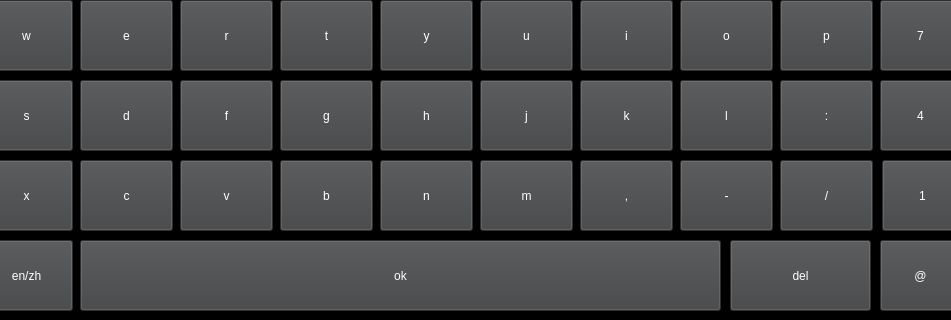
aron566/google_pinyinim, file keyboard.ui: the form before one commit; both pictures show x 130 to 1081 and y 400 to 720 of the 1280 by 720 pixel window.
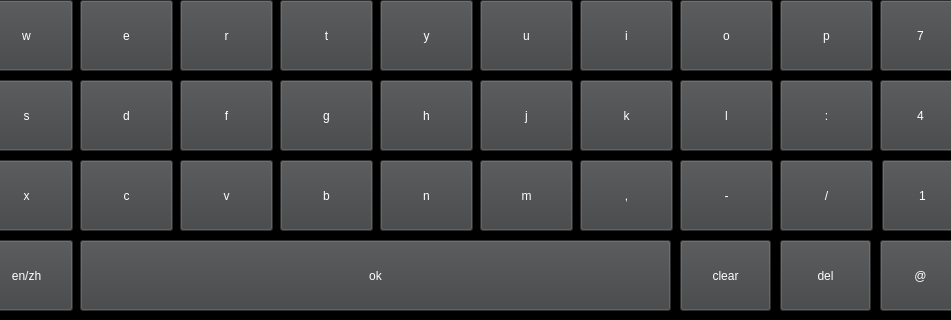
The form after the commit.

Commit message: 增加删除全部按钮，修改布局

```diff
--- a/keyboard.ui
+++ b/keyboard.ui
@@ -812,7 +812,7 @@
      <rect>
       <x>210</x>
       <y>640</y>
-      <width>641</width>
+      <width>591</width>
       <height>71</height>
      </rect>
     </property>
@@ -827,9 +827,9 @@
    <widget class="QPushButton" name="key_del">
     <property name="geometry">
      <rect>
-      <x>860</x>
+      <x>910</x>
       <y>640</y>
-      <width>141</width>
+      <width>91</width>
       <height>71</height>
      </rect>
     </property>
@@ -884,6 +884,23 @@
      <string>&lt;=</string>
     </property>
    </widget>
+   <widget class="QPushButton" name="key_clear">
+    <property name="geometry">
+     <rect>
+      <x>810</x>
+      <y>640</y>
+      <width>91</width>
+      <height>71</height>
+     </rect>
+    </property>
+    <property name="styleSheet">
+     <string notr="true">color: rgb(255, 255, 255);
+background-color: rgb(64, 65, 66);</string>
+    </property>
+    <property name="text">
+     <string>clear</string>
+    </property>
+   </widget>
   </widget>
  </widget>
  <resources/>
```
The commit also changes 4 other files.
